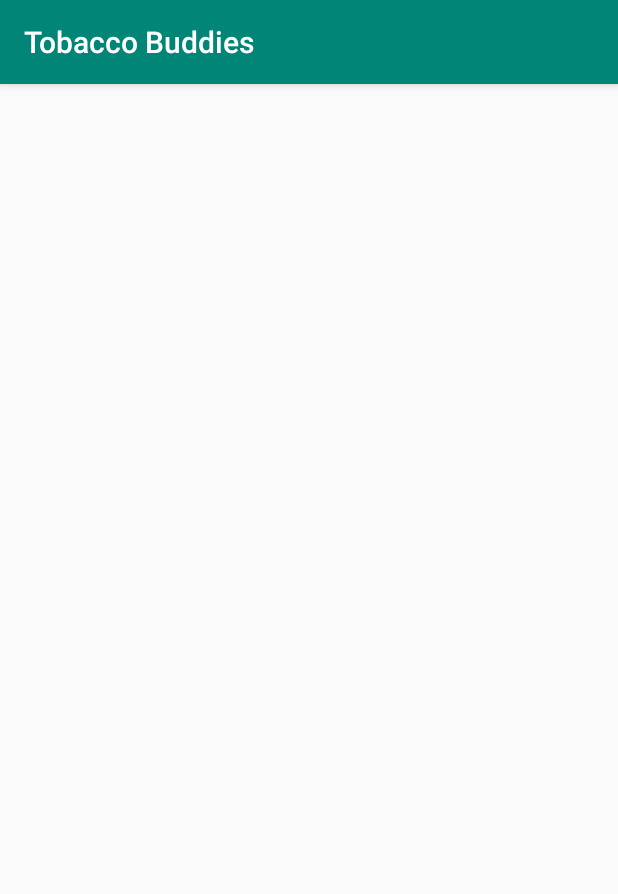
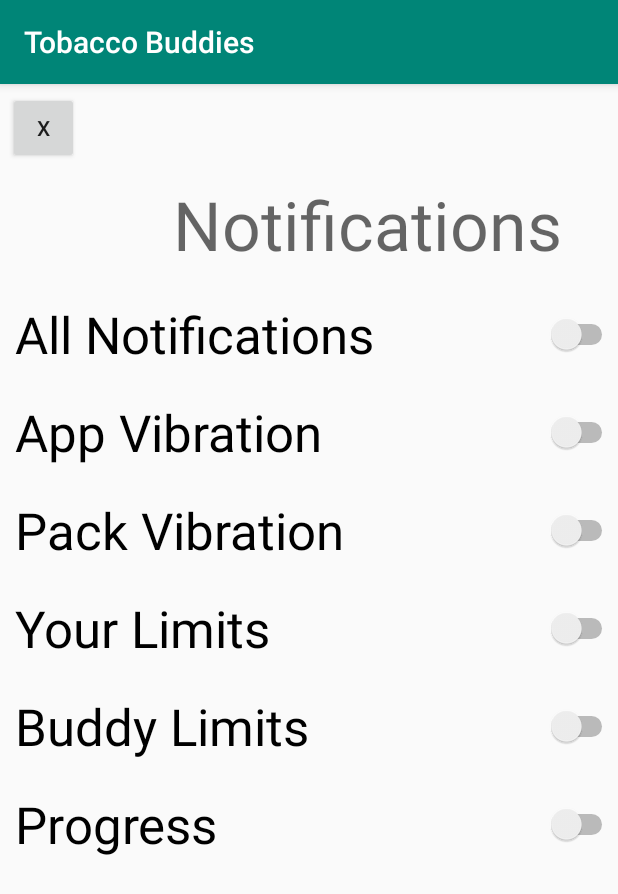
Before and after one commit to diogopdvfreitas/diic1920-tobaccobuddies, an Android app: the screen it shows after launch (MainActivity before the commit, NotificationsActivity after it), on a phone screen of 412 x 824 dp. Shown: the top 894 px of the screen. Run offline under Robolectric (Android 15) with nearby library versions, the phone set to English and light mode, and no system bars.

Commit message:
Estrutura do codigo das notificacoes

```diff
--- a/androidApp/app/src/main/java/pt/tecnico/ulisboa/diic/tobaccobuddies/MainActivity.java
+++ b/androidApp/app/src/main/java/pt/tecnico/ulisboa/diic/tobaccobuddies/MainActivity.java
@@ -1,5 +1,6 @@
 package pt.tecnico.ulisboa.diic.tobaccobuddies;
 
+import android.content.Intent;
 import android.os.Bundle;
 
 import androidx.appcompat.app.AppCompatActivity;
@@ -11,6 +12,11 @@ public class MainActivity extends AppCompatActivity {
     protected void onCreate(Bundle savedInstanceState) {
         super.onCreate(savedInstanceState);
         setContentView(R.layout.activity_main);
+
+        // DEBUG used to launch activities to test
+        Intent intent = new Intent(this, NotificationsActivity.class);
+        startActivity(intent);
+
     }
 
 
--- /dev/null
+++ b/androidApp/app/src/main/java/pt/tecnico/ulisboa/diic/tobaccobuddies/NotificationsActivity.java
@@ -0,0 +1,82 @@
+package pt.tecnico.ulisboa.diic.tobaccobuddies;
+
+import androidx.appcompat.app.AppCompatActivity;
+
+import android.os.Bundle;
+import android.view.View;
+import android.widget.Button;
+import android.widget.ToggleButton;
+
+public class NotificationsActivity extends AppCompatActivity {
+
+    @Override
+    protected void onCreate(Bundle savedInstanceState) {
+        super.onCreate(savedInstanceState);
+        setContentView(R.layout.notifications);
+
+        // Code for Close (X) button
+        Button closeButton = findViewById(R.id.closeButton);
+        closeButton.setOnClickListener(new View.OnClickListener() {
+            @Override
+            public void onClick(View view) {
+                finish();
+            }
+        });
+
+        // Code for All Notifications button
+        Button allSwitch = findViewById(R.id.allSwitch);
+        allSwitch.setOnClickListener(new View.OnClickListener() {
+            @Override
+            public void onClick(View view) {
+                System.out.println("allNotifications");
+            }
+        });
+
+        // Code for App Vibration button
+        Button appVibration = findViewById(R.id.vibAppSwitch);
+        appVibration.setOnClickListener(new View.OnClickListener() {
+            @Override
+            public void onClick(View view) {
+                System.out.println("appVibration");
+            }
+        });
+
+        // Code for Pack Vibration button
+        Button packVibration = findViewById(R.id.vibPackSwitch);
+        packVibration.setOnClickListener(new View.OnClickListener() {
+            @Override
+            public void onClick(View view) {
+                System.out.println("packVibration");
+            }
+        });
+
+        // Code for Your Limits button
+        Button yourLimits = findViewById(R.id.limitsSwitch);
+        yourLimits.setOnClickListener(new View.OnClickListener() {
+            @Override
+            public void onClick(View view) {
+                System.out.println("yourLimits");
+            }
+        });
+
+        // Code for Buddy Limits button
+        Button buddyLimits = findViewById(R.id.limitsSwitch2);
+        buddyLimits.setOnClickListener(new View.OnClickListener() {
+            @Override
+            public void onClick(View view) {
+                System.out.println("buddyLimits");
+            }
+        });
+
+        // Code for Progress button
+        Button progress = findViewById(R.id.progressSwitch);
+        progress.setOnClickListener(new View.OnClickListener() {
+            @Override
+            public void onClick(View view) {
+                System.out.println("progress");
+            }
+        });
+
+    }
+
+}
--- a/androidApp/app/src/main/res/layout/notifications.xml
+++ b/androidApp/app/src/main/res/layout/notifications.xml
@@ -4,7 +4,7 @@
     android:layout_height="match_parent">
 
     <Button
-        android:id="@+id/button"
+        android:id="@+id/closeButton"
         android:layout_width="47dp"
         android:layout_height="wrap_content"
         android:layout_marginLeft="5dp"
```
Also changed, not shown: androidApp/app/src/main/AndroidManifest.xml (+4 -3 lines).
